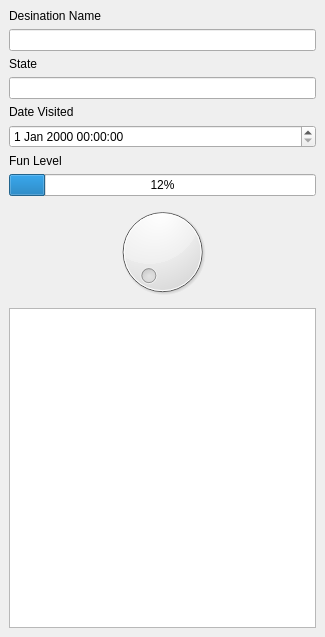
This is 102/gui/leftDock.ui in Monte42/PyQt as Qt 5 draws it before an edit. The edited form follows.
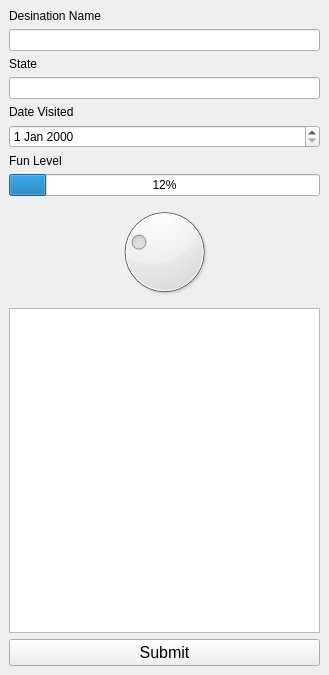
This is the edited form.

Commit message: right dock creates new location

What changed in the file:
```diff
--- a/102/gui/leftDock.ui
+++ b/102/gui/leftDock.ui
@@ -6,8 +6,8 @@
    <rect>
     <x>0</x>
     <y>0</y>
-    <width>325</width>
-    <height>637</height>
+    <width>329</width>
+    <height>675</height>
    </rect>
   </property>
   <property name="sizePolicy">
@@ -67,7 +67,7 @@
      </widget>
     </item>
     <item>
-     <widget class="QDateTimeEdit" name="inputDate"/>
+     <widget class="QDateEdit" name="inputDate"/>
     </item>
     <item>
      <widget class="QLabel" name="labelFun">
@@ -91,6 +91,30 @@
         <height>16777215</height>
        </size>
       </property>
+      <property name="maximum">
+       <number>100</number>
+      </property>
+      <property name="singleStep">
+       <number>1</number>
+      </property>
+      <property name="pageStep">
+       <number>0</number>
+      </property>
+      <property name="value">
+       <number>27</number>
+      </property>
+      <property name="sliderPosition">
+       <number>27</number>
+      </property>
+      <property name="wrapping">
+       <bool>false</bool>
+      </property>
+      <property name="notchTarget">
+       <double>10.000000000000000</double>
+      </property>
+      <property name="notchesVisible">
+       <bool>false</bool>
+      </property>
      </widget>
     </item>
     <item>
@@ -103,6 +127,18 @@
       </property>
      </widget>
     </item>
+    <item>
+     <widget class="QPushButton" name="submitBtn">
+      <property name="font">
+       <font>
+        <pointsize>12</pointsize>
+       </font>
+      </property>
+      <property name="text">
+       <string>Submit</string>
+      </property>
+     </widget>
+    </item>
    </layout>
   </widget>
  </widget>
```
The commit also changes 1 other file.
